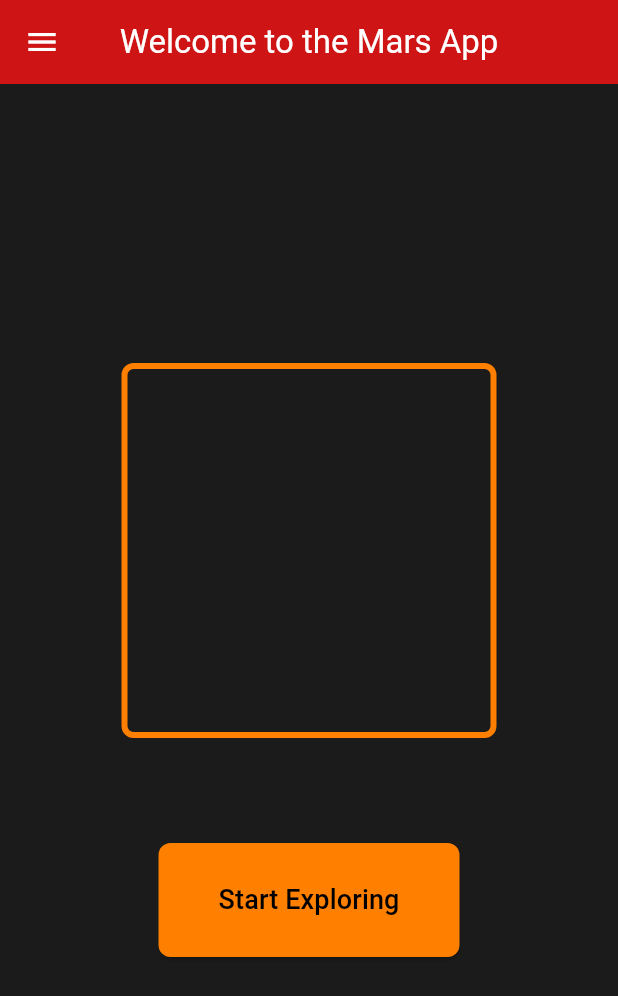
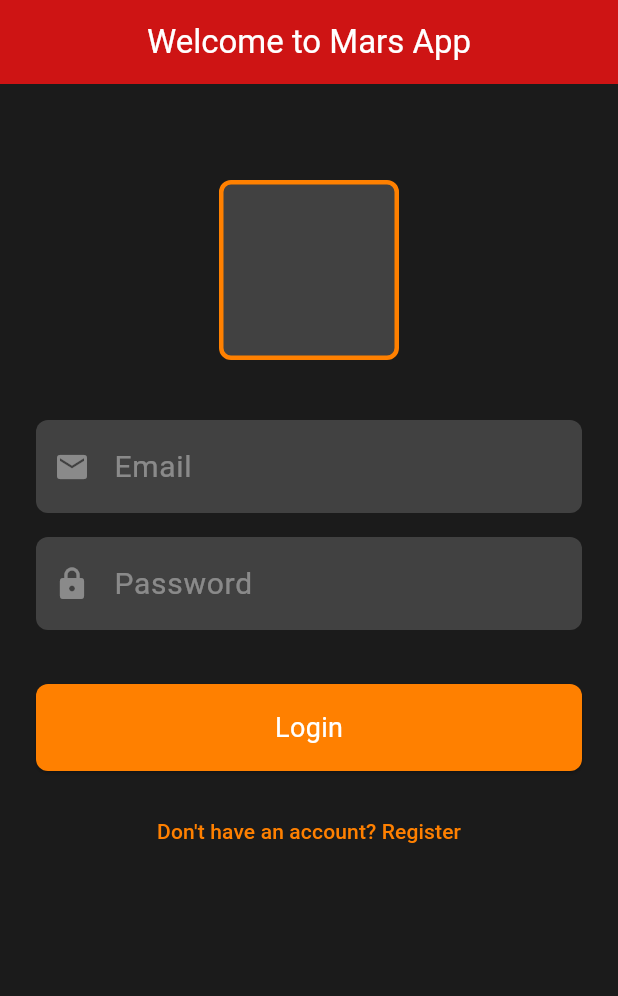
Before and after one commit to AZ-KnowledgeBase/mars-app, a Flutter app: the screen it shows after launch, on a phone screen of 412 x 824 dp. Shown: the top 996 px of the screen. Run offline on Flutter 3.47's test engine with Material 3 defaults, Android fonts, the phone set to English and light mode, and no system bars; our stand-ins replace cloud_firestore, firebase_auth, firebase_core, flutter_map, latlong2, webview_flutter; accounts and stored records are empty.

Commit message:
Added Firebase Login/Sign up Beta, Changes to Drawer Bar

```diff
--- /dev/null
+++ b/lib/controller/auth_controller.dart
@@ -0,0 +1,80 @@
+// controller/auth_controller.dart
+import 'package:firebase_auth/firebase_auth.dart';
+import 'package:cloud_firestore/cloud_firestore.dart';
+import '../models/user_model.dart';
+
+class AuthController {
+  // Firebase instances
+  final FirebaseAuth _auth = FirebaseAuth.instance;
+  final FirebaseFirestore _firestore = FirebaseFirestore.instance;
+
+  // Registers a new user with email and password
+  // Also saves their username to Firestore
+  Future<String?> register({
+    required String email,
+    required String password,
+    required String username,
+  }) async {
+    try {
+      // Creates the user in Firebase Authentication
+      final credential = await _auth.createUserWithEmailAndPassword(
+        email: email.trim(),
+        password: password.trim(),
+      );
+
+      // Saves additional user details to Firestore under 'users' collection
+      final user = UserModel(
+        uid: credential.user!.uid,
+        email: email.trim(),
+        username: username.trim(),
+      );
+      await _firestore
+          .collection('users')
+          .doc(credential.user!.uid)
+          .set(user.toMap());
+
+      return null; // null means success — no error
+    } on FirebaseAuthException catch (e) {
+      return _handleError(e.code);
+    }
+  }
+
+  // Signs in an existing user with email and password
+  Future<String?> login({
+    required String email,
+    required String password,
+  }) async {
+    try {
+      await _auth.signInWithEmailAndPassword(
+        email: email.trim(),
+        password: password.trim(),
+      );
+      return null; // null means success
+    } on FirebaseAuthException catch (e) {
+      return _handleError(e.code);
+    }
+  }
+
+  // Signs the current user out
+  Future<void> signOut() async {
+    await _auth.signOut();
+  }
+
+  // Converts Firebase error codes into readable messages for the user
+  String _handleError(String code) {
+    switch (code) {
+      case 'weak-password':
+        return 'Password must be at least 6 characters.';
+      case 'email-already-in-use':
+        return 'An account already exists with this email.';
+      case 'user-not-found':
+        return 'No account found with this email.';
+      case 'wrong-password':
+        return 'Incorrect password.';
+      case 'invalid-email':
+        return 'Please enter a valid email address.';
+      default:
+        return 'Something went wrong. Please try again.';
+    }
+  }
+}
--- a/lib/main.dart
+++ b/lib/main.dart
@@ -1,20 +1,27 @@
+// main.dart
 import 'package:flutter/material.dart';
+import 'package:firebase_core/firebase_core.dart';
+import 'firebase_options.dart';
 import 'screens/start_screen.dart';
 import 'utility/theme.dart';
 
-void main(){
+void main() async {
+  WidgetsFlutterBinding.ensureInitialized(); // Required before Firebase initializes
+  await Firebase.initializeApp(
+    options: DefaultFirebaseOptions.currentPlatform,
+  );
   runApp(const MarsApp());
 }
 
-class MarsApp extends StatelessWidget{
+class MarsApp extends StatelessWidget {
   const MarsApp({super.key});
 
   @override
-  Widget build(buildContext){
+  Widget build(BuildContext context) {
     return MaterialApp(
       title: 'Mars App',
       theme: AppTheme.marsDarkTheme,
-      home: StartScreen(),
+      home: const StartScreen(),
     );
   }
 }
--- /dev/null
+++ b/lib/models/user_model.dart
@@ -0,0 +1,23 @@
+// models/user_model.dart
+
+// Holds the data for a registered user stored in Firestore
+class UserModel {
+  final String uid;       // Firebase unique user ID
+  final String email;
+  final String username;
+
+  UserModel({
+    required this.uid,
+    required this.email,
+    required this.username,
+  });
+
+  // Converts UserModel to a Map so it can be saved to Firestore
+  Map<String, dynamic> toMap() {
+    return {
+      'uid': uid,
+      'email': email,
+      'username': username,
+    };
+  }
+}
--- a/lib/screens/media_detail_screen.dart
+++ b/lib/screens/media_detail_screen.dart
@@ -32,7 +32,7 @@ class MediaDetailScreen extends StatelessWidget {
                           item.thumbnailUrl,
                           width: double.infinity,
                           fit: BoxFit.cover,
-                          errorBuilder: (_, __, ___) => Container(
+                          errorBuilder: (_, _, _) => Container(
                             height: 200,
                             color: AppTheme.marsGrey,
                           ),
--- a/lib/screens/start_screen.dart
+++ b/lib/screens/start_screen.dart
@@ -1,67 +1,136 @@
 // screens/start_screen.dart
 import 'package:flutter/material.dart';
+import '../controller/auth_controller.dart';
+import '../utility/theme.dart';
 import 'home_page.dart';
-import '../utility/theme.dart';
-import '../widgets/app_drawer.dart';
 
-class StartScreen extends StatelessWidget {
+class StartScreen extends StatefulWidget {
   const StartScreen({super.key});
+
+  @override
+  State<StartScreen> createState() => _StartScreenState();
+}
+
+class _StartScreenState extends State<StartScreen> {
+  final AuthController _controller = AuthController();
+
+  // Text controllers for input fields
+  final TextEditingController _emailController    = TextEditingController();
+  final TextEditingController _passwordController = TextEditingController();
+  final TextEditingController _usernameController = TextEditingController();
+
+  // Tracks which form is showing — login or register
+  bool _isLogin   = true;
+  bool _isLoading = false;
+  String? _errorMessage;
 
   @override
   Widget build(BuildContext context) {
     return Scaffold(
-      // Top bar with title and menu
+      backgroundColor: AppTheme.marsBlack,
       appBar: AppBar(
-        title: const Text('Welcome to the Mars App'),
+        title: Text(_isLogin ? 'Welcome to Mars App' : 'Create Account'),
         centerTitle: true,
         backgroundColor: Theme.of(context).colorScheme.primary,
-        // Hamburger icon is automatic when drawer exists
       ),
-      drawer: const AppDrawer(), // Reusable drawer
+      body: SingleChildScrollView(
+        padding: const EdgeInsets.all(24.0),
+        child: Column(
+          children: [
+            const SizedBox(height: 40),
 
-      body: Center(
-        child: Column(
-          mainAxisAlignment: MainAxisAlignment.center,
-          children: [
-            // Placeholder for Mars image/logo
+            // Mars logo placeholder
             Container(
-              width: 250,
-              height: 250,
+              width: 120,
+              height: 120,
               decoration: BoxDecoration(
-                color: AppTheme.marsBlack,
+                color: AppTheme.marsGrey,
                 border: Border.all(
                   color: Theme.of(context).colorScheme.secondary,
-                  width: 4,
+                  width: 3,
                 ),
                 borderRadius: BorderRadius.circular(8),
               ),
             ),
-            const SizedBox(height: 70), // Vertical spacing
 
-            // Main navigation button
-            ElevatedButton(
+            const SizedBox(height: 40),
+
+            // ── Username field — only shown on Register ──
+            if (!_isLogin) ...[
+              _buildTextField(
+                controller: _usernameController,
+                hint: 'Username',
+                icon: Icons.person,
+              ),
+              const SizedBox(height: 16),
+            ],
+
+            // ── Email field ──
+            _buildTextField(
+              controller: _emailController,
+              hint: 'Email',
+              icon: Icons.email,
+              keyboardType: TextInputType.emailAddress,
+            ),
+
+            const SizedBox(height: 16),
+
+            // ── Password field ──
+            _buildTextField(
+              controller: _passwordController,
+              hint: 'Password',
+              icon: Icons.lock,
+              obscureText: true,
+            ),
+
+            const SizedBox(height: 12),
+
+            // ── Error message — only visible when auth fails ──
+            if (_errorMessage != null)
+              Text(
+                _errorMessage!,
+                style: const TextStyle(color: Colors.redAccent, fontSize: 13),
+              ),
+
+            const SizedBox(height: 24),
+
+            // ── Login / Register button ──
+            SizedBox(
+              width: double.infinity,
+              child: ElevatedButton(
+                onPressed: _isLoading ? null : _handleSubmit,
+                style: ElevatedButton.styleFrom(
+                  backgroundColor: AppTheme.marsOrange,
+                  foregroundColor: AppTheme.marsBlack,
+                  padding: const EdgeInsets.symmetric(vertical: 16),
+                  shape: RoundedRectangleBorder(
+                    borderRadius: BorderRadius.circular(8),
+                  ),
+                ),
+                child: _isLoading
+                    ? const CircularProgressIndicator(color: AppTheme.marsBlack)
+                    : Text(
+                        _isLogin ? 'Login' : 'Create Account',
+                        style: Theme.of(context).textTheme.bodyMedium,
+                      ),
+              ),
+            ),
+
+            const SizedBox(height: 16),
+
+            // ── Toggle between Login and Register ──
+            TextButton(
               onPressed: () {
-                // Navigate to home screen
-                Navigator.push(
-                  context,
-                  MaterialPageRoute(
-                    builder: (context) => const HomeScreen(),
-                  ),
-                );
+                setState(() {
+                  _isLogin = !_isLogin;
+                  _errorMessage = null; // Clear error when switching forms
+                });
               },
-              style: ElevatedButton.styleFrom(
-                backgroundColor: AppTheme.marsOrange,
-                padding: const EdgeInsets.symmetric(
-                  horizontal: 40,
-                  vertical: 25,
-                ),
-                shape: RoundedRectangleBorder(
-                  borderRadius: BorderRadius.circular(8),
-                ),
-              ),
               child: Text(
-                'Start Exploring',
-                style: AppTheme.darkTextTheme.bodyMedium,
+                _isLogin
+                    ? 'Don\'t have an account? Register'
+                    : 'Already have an account? Login',
+                style: const TextStyle(color: AppTheme.marsOrange),
               ),
             ),
           ],
@@ -69,4 +138,77 @@ class StartScreen extends StatelessWidget {
       ),
     );
   }
+
+  // Handles login or register depending on current mode
+  Future<void> _handleSubmit() async {
+    setState(() {
+      _isLoading    = true;
+      _errorMessage = null;
+    });
+
+    String? error;
+
+    if (_isLogin) {
+      error = await _controller.login(
+        email: _emailController.text,
+        password: _passwordController.text,
+      );
+    } else {
+      error = await _controller.register(
+        email: _emailController.text,
+        password: _passwordController.text,
+        username: _usernameController.text,
+      );
+    }
+
+    setState(() => _isLoading = false);
+
+    if (error != null) {
+      setState(() => _errorMessage = error);
+    } else {
+      // Auth succeeded — navigate to home screen
+      if (mounted) {
+        Navigator.pushReplacement(
+          context,
+          MaterialPageRoute(builder: (context) => const HomeScreen()),
+        );
+      }
+    }
+  }
+
+  // Reusable text field styled to match app theme
+  Widget _buildTextField({
+    required TextEditingController controller,
+    required String hint,
+    required IconData icon,
+    bool obscureText = false,
+    TextInputType keyboardType = TextInputType.text,
+  }) {
+    return TextField(
+      controller: controller,
+      obscureText: obscureText,
+      keyboardType: keyboardType,
+      style: const TextStyle(color: Colors.white),
+      decoration: InputDecoration(
+        hintText: hint,
+        hintStyle: const TextStyle(color: Colors.white38),
+        prefixIcon: Icon(icon, color: Colors.white38),
+        filled: true,
+        fillColor: AppTheme.marsGrey,
+        border: OutlineInputBorder(
+          borderRadius: BorderRadius.circular(8),
+          borderSide: BorderSide.none,
+        ),
+      ),
+    );
+  }
+
+  @override
+  void dispose() {
+    // Cleans up all text controllers from memory
+    _emailController.dispose();
+    _passwordController.dispose();
+    _usernameController.dispose();
+    super.dispose();
+  }
 }
--- a/lib/widgets/app_drawer.dart
+++ b/lib/widgets/app_drawer.dart
@@ -35,12 +35,7 @@ class AppDrawer extends StatelessWidget {
             ),
           ),
 
-          // ✅ View only handles UI — taps delegate to controller
-          ListTile(
-            leading: const Icon(Icons.rocket_launch, color: Colors.white),
-            title: const Text('Start', style: TextStyle(color: Colors.white)),
-            onTap: () => controller.goToStart(context),
-          ),
+          // View only handles UI — taps delegate to controller
           ListTile(
             leading: const Icon(Icons.home, color: Colors.white),
             title: const Text('Home', style: TextStyle(color: Colors.white)),
--- a/lib/widgets/media_card.dart
+++ b/lib/widgets/media_card.dart
@@ -41,7 +41,7 @@ class MediaCard extends StatelessWidget {
                         ? Image.network(
                             item.thumbnailUrl,
                             fit: BoxFit.cover,
-                            errorBuilder: (_, __, ___) => Container(
+                            errorBuilder: (_, _, _) => Container(
                               color: AppTheme.marsGrey,
                             ),
                           )
```
Also changed, not shown: lib/controller/map_controller.dart (deleted, +0 -61 lines), lib/models/map_layer.dart (deleted, +0 -14 lines), lib/widgets/map_controls.dart (deleted, +0 -33 lines), firebase.json (added), lib/firebase_options.dart (added), pubspec.lock, 9 other files.
